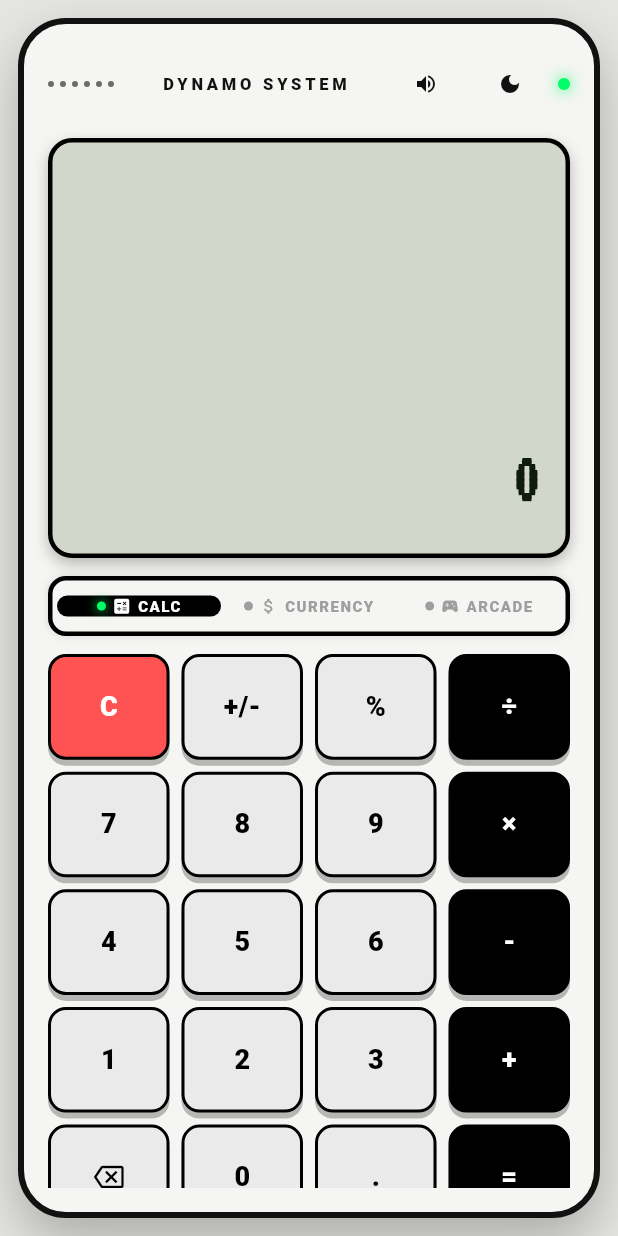
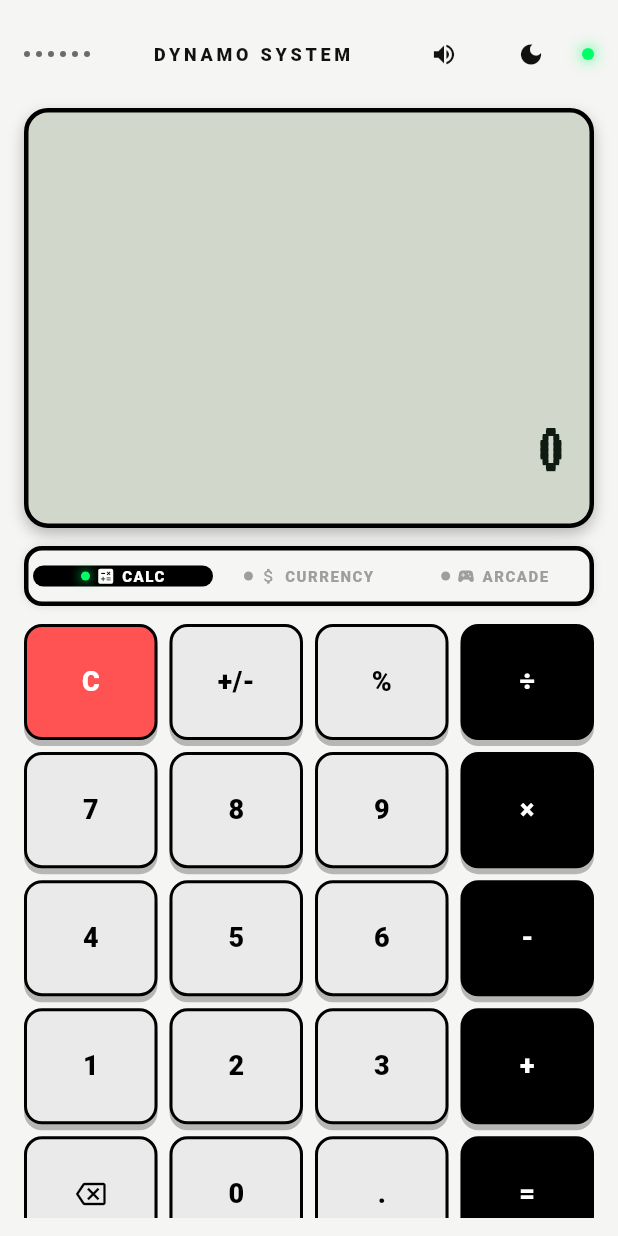
Before and after one commit to paperlinkos/kalkly, a Flutter app: the screen it shows after launch, on a phone screen of 412 x 824 dp. Run offline on Flutter 3.47's test engine with Material 3 defaults, Android fonts, the phone set to English and light mode, and no system bars; our stand-ins replace google_fonts, shared_preferences.

Commit message:
feat: Remove double outer borders for native edge-to-edge hardware casing UI

```diff
--- a/lib/widgets/device_frame.dart
+++ b/lib/widgets/device_frame.dart
@@ -23,27 +23,15 @@ class DeviceFrame extends StatelessWidget {
     final textMain = isDark ? const Color(0xFFEDEDED) : const Color(0xFF111111);
 
     return Scaffold(
-      backgroundColor: isDark ? const Color(0xFF0A0A0A) : const Color(0xFFE5E5E2),
-      body: Center(
+      backgroundColor: casingBg,
+      body: SafeArea(
         child: Container(
-          constraints: const BoxConstraints(maxWidth: 440, maxHeight: 900),
-          margin: const EdgeInsets.all(12),
-          padding: const EdgeInsets.all(16),
-          decoration: BoxDecoration(
-            color: casingBg,
-            borderRadius: BorderRadius.circular(32),
-            border: Border.all(color: isDark ? const Color(0xFF333333) : const Color(0xFF111111), width: 4),
-            boxShadow: [
-              BoxShadow(
-                color: Colors.black.withOpacity(isDark ? 0.7 : 0.25),
-                blurRadius: 30,
-                offset: const Offset(0, 15),
-              )
-            ],
-          ),
+          width: double.infinity,
+          height: double.infinity,
+          padding: const EdgeInsets.symmetric(horizontal: 16, vertical: 12),
           child: Column(
             children: [
-              // Top Bezel Bar
+              // Top Bezel Header
               Row(
                 mainAxisAlignment: MainAxisAlignment.spaceBetween,
                 children: [
@@ -62,40 +50,40 @@ class DeviceFrame extends StatelessWidget {
                     }),
                   ),
 
-                  // Brand
+                  // Brand Stamp
                   Text(
                     'DYNAMO SYSTEM',
                     style: TextStyle(
                       fontWeight: FontWeight.w900,
-                      fontSize: 11,
+                      fontSize: 12,
                       letterSpacing: 2.5,
                       color: textMain,
                     ),
                   ),
 
-                  // Actions & LED
+                  // Actions & Active LED
                   Row(
                     children: [
                       IconButton(
                         padding: EdgeInsets.zero,
                         constraints: const BoxConstraints(),
-                        icon: Icon(isMuted ? Icons.volume_off : Icons.volume_up, size: 16, color: textMain),
+                        icon: Icon(isMuted ? Icons.volume_off : Icons.volume_up, size: 18, color: textMain),
                         onPressed: () {
                           soundService.playClick();
                           onToggleMute();
                         },
                       ),
-                      const SizedBox(width: 8),
+                      const SizedBox(width: 10),
                       IconButton(
                         padding: EdgeInsets.zero,
                         constraints: const BoxConstraints(),
-                        icon: Icon(isDark ? Icons.light_mode : Icons.dark_mode, size: 16, color: textMain),
+                        icon: Icon(isDark ? Icons.light_mode : Icons.dark_mode, size: 18, color: textMain),
                         onPressed: () {
                           soundService.playClick();
                           onToggleTheme();
                         },
                       ),
-                      const SizedBox(width: 8),
+                      const SizedBox(width: 10),
                       Container(
                         width: 8,
                         height: 8,
@@ -111,7 +99,7 @@ class DeviceFrame extends StatelessWidget {
               ),
               const SizedBox(height: 12),
 
-              // Main Body
+              // Main Body Content (Fills Screen Edge-to-Edge)
               Expanded(child: child),
             ],
           ),
```
